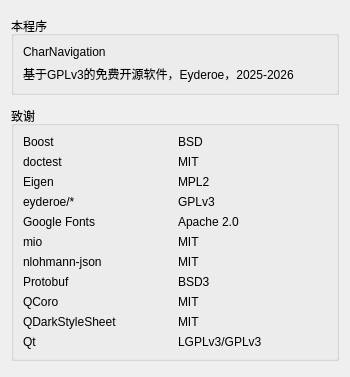
The window that src/gui/about_dialog.ui (Eyderoe/ChartNavigation) describes before a commit, drawn with Qt 5.
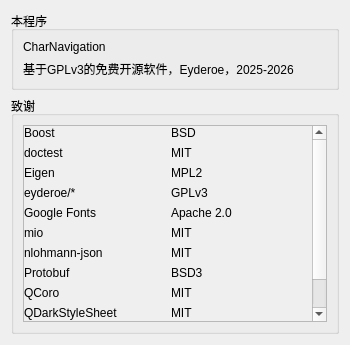
The same window after the commit.

The edit to the form file:
```diff
--- a/src/gui/about_dialog.ui
+++ b/src/gui/about_dialog.ui
@@ -7,7 +7,7 @@
     <x>0</x>
     <y>0</y>
     <width>350</width>
-    <height>377</height>
+    <height>345</height>
    </rect>
   </property>
   <property name="sizePolicy">
@@ -56,17 +56,38 @@
     </widget>
    </item>
    <item>
-    <widget class="QGroupBox" name="otherLib_groupBox">
-     <property name="sizePolicy">
-      <sizepolicy hsizetype="Preferred" vsizetype="Maximum">
-       <horstretch>0</horstretch>
-       <verstretch>0</verstretch>
-      </sizepolicy>
-     </property>
+    <widget class="QGroupBox" name="groupBox">
      <property name="title">
       <string>致谢</string>
      </property>
-     <layout class="QHBoxLayout" name="horizontalLayout_6">
+     <layout class="QVBoxLayout" name="verticalLayout_2">
+      <item>
+       <widget class="QScrollArea" name="scrollArea">
+        <property name="widgetResizable">
+         <bool>true</bool>
+        </property>
+        <widget class="QWidget" name="scrollAreaWidgetContents_2">
+         <property name="geometry">
+          <rect>
+           <x>0</x>
+           <y>0</y>
+           <width>294</width>
+           <height>258</height>
+          </rect>
+         </property>
+         <layout class="QHBoxLayout" name="horizontalLayout">
+          <property name="leftMargin">
+           <number>0</number>
+          </property>
+          <property name="topMargin">
+           <number>0</number>
+          </property>
+          <property name="rightMargin">
+           <number>0</number>
+          </property>
+          <property name="bottomMargin">
+           <number>0</number>
+          </property>
       <item>
        <layout class="QGridLayout" name="gridLayout">
         <item row="7" column="0">
@@ -223,7 +244,39 @@
           </property>
          </widget>
         </item>
-       </layout>
+            <item row="10" column="0">
+             <widget class="QLabel" name="label_17">
+              <property name="text">
+               <string>Qt</string>
+              </property>
+             </widget>
+            </item>
+            <item row="10" column="1">
+             <widget class="QLabel" name="label_18">
+              <property name="text">
+               <string>LGPLv3/GPLv3</string>
+              </property>
+             </widget>
+            </item>
+            <item row="11" column="0">
+             <widget class="QLabel" name="label_25">
+              <property name="text">
+               <string>rapidhash</string>
+              </property>
+             </widget>
+            </item>
+            <item row="11" column="1">
+             <widget class="QLabel" name="label_26">
+              <property name="text">
+               <string>MIT</string>
+              </property>
+             </widget>
+            </item>
+           </layout>
+          </item>
+         </layout>
+        </widget>
+       </widget>
       </item>
      </layout>
     </widget>
```
Left out of the diff: 164 changed lines with no effect on the pictures. Lines whose indentation alone changed are shown as unchanged.
